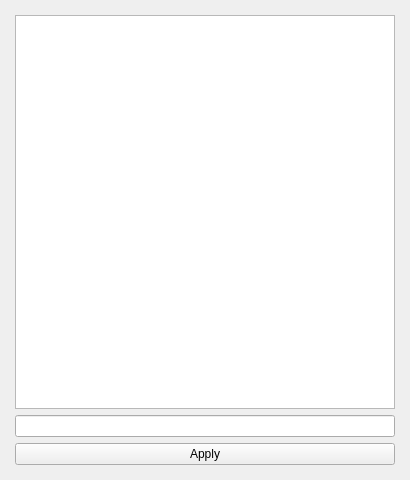
Before: the Qt Designer form src/gui/designer/dlgDetachBarcode.ui in punesemu/puNES, drawn with Qt 5.
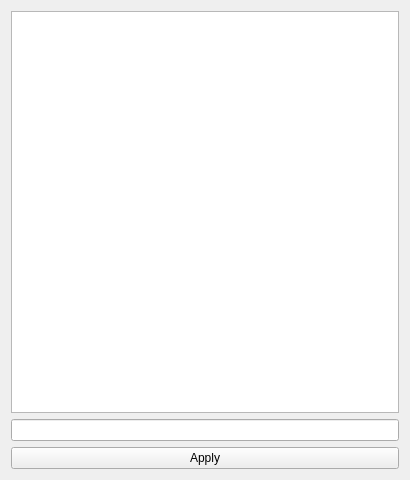
After: the same form once the commit is applied. Icons and pictures are not drawn. Custom widgets are drawn as their Qt base class.

Commit message: Started converting mainWindow to wdgTitleBarWindow and fixed several layout management issues.

The edit to the form file:
```diff
--- a/src/gui/designer/dlgDetachBarcode.ui
+++ b/src/gui/designer/dlgDetachBarcode.ui
@@ -20,21 +20,21 @@
    <string>Detach Barcode</string>
   </property>
   <layout class="QVBoxLayout" name="verticalLayout_dlgDetachBarcode">
+   <item>
+    <widget class="QWidget" name="widget_Detach_Barcode" native="true">
+     <layout class="QVBoxLayout" name="verticalLayout_widget_Detach_Barcode">
    <property name="leftMargin">
-    <number>6</number>
+       <number>0</number>
    </property>
    <property name="topMargin">
-    <number>6</number>
+       <number>0</number>
    </property>
    <property name="rightMargin">
-    <number>6</number>
+       <number>0</number>
    </property>
    <property name="bottomMargin">
-    <number>6</number>
-   </property>
-   <item>
-    <widget class="QWidget" name="widget_Detach_Barcode" native="true">
-     <layout class="QVBoxLayout" name="verticalLayout_widget_Detach_Barcode">
+       <number>0</number>
+      </property>
       <item>
        <widget class="QListWidget" name="listWidget_Barcodes">
         <property name="defaultDropAction">
```
Lines whose indentation alone changed are shown as unchanged. The commit also changes 61 other files.
